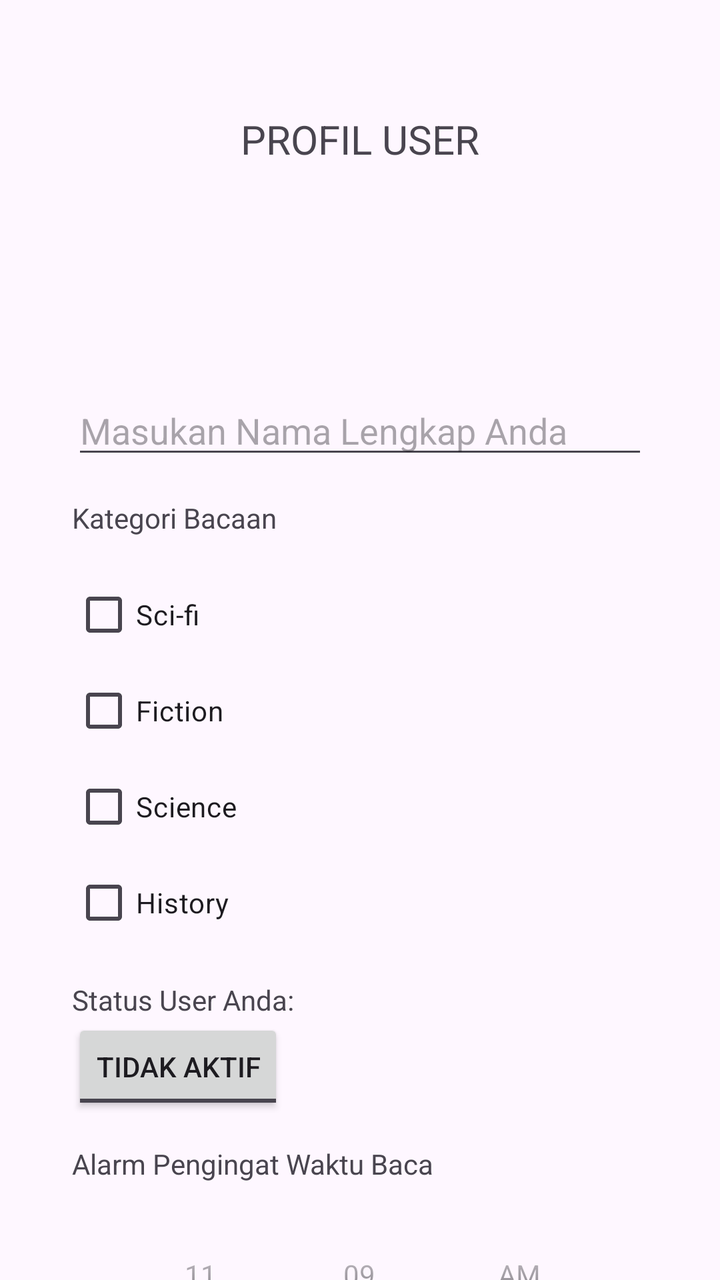
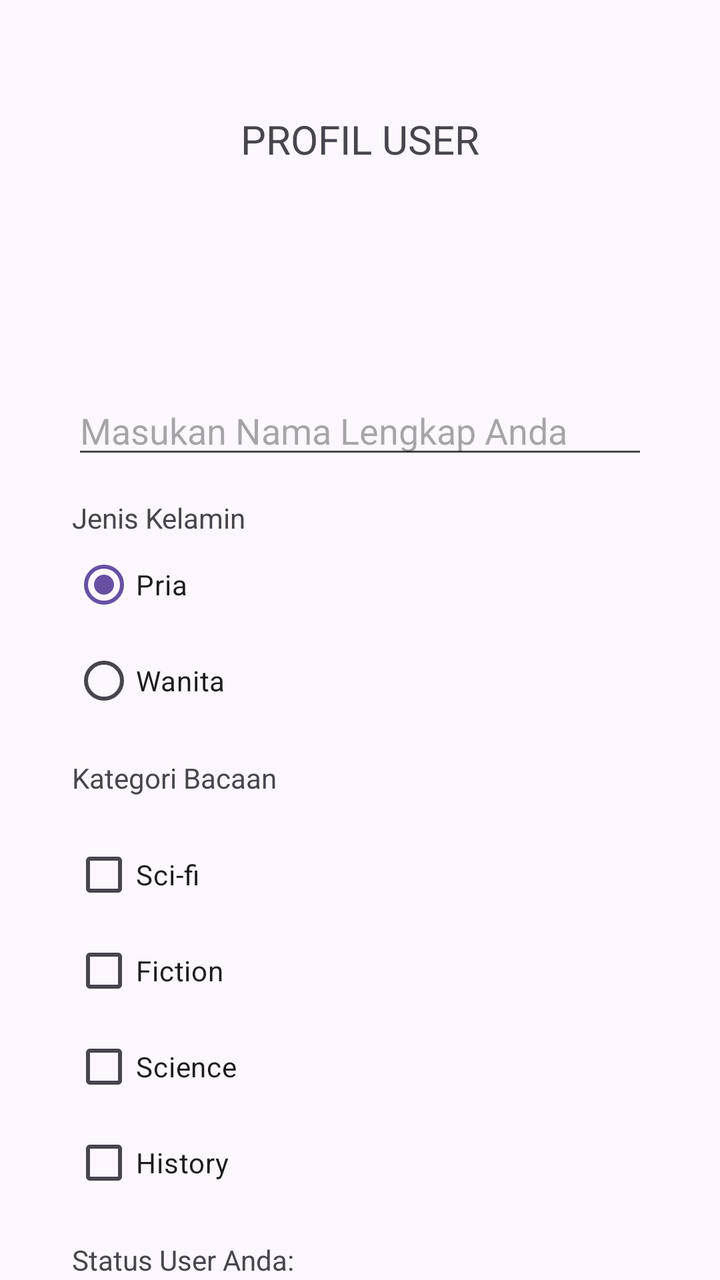

Before-and-after screenshots of an Android layout around one commit, followed by the original layout XML and the change that was made.
<!-- AndroidManifest.xml: application theme Theme.Litera -->
<!-- res/layout/fragment_profile.xml -->
<?xml version="1.0" encoding="utf-8"?>
<FrameLayout xmlns:android="http://schemas.android.com/apk/res/android"
    xmlns:tools="http://schemas.android.com/tools"
    android:layout_width="match_parent"
    android:layout_height="match_parent"
    xmlns:app="http://schemas.android.com/apk/res-auto"
    tools:context=".ProfileFragment"
    android:paddingTop="30dp"
    android:paddingHorizontal="20dp">

    <androidx.constraintlayout.widget.ConstraintLayout
        android:layout_width="match_parent"
        android:layout_height="match_parent">

        <ScrollView
            android:layout_width="match_parent"
            android:layout_height="match_parent"
            android:scrollbars="none"
            app:layout_constraintStart_toStartOf="parent"
            app:layout_constraintTop_toTopOf="parent">

            <LinearLayout
                android:layout_width="match_parent"
                android:layout_height="match_parent"
                android:orientation="vertical"
                android:padding="16dp">

                <TextView
                    android:id="@+id/label_profile"
                    android:layout_width="match_parent"
                    android:layout_height="wrap_content"
                    android:layout_marginTop="10dp"
                    android:text="PROFIL USER"
                    android:textAlignment="center"
                    android:textSize="20dp"
                    app:layout_constraintStart_toStartOf="parent"
                    app:layout_constraintTop_toTopOf="parent" />

                <ImageView
                    android:layout_width="100dp"
                    android:layout_height="100dp"
                    android:background="@mipmap/logo_litera_round"
                    android:layout_gravity="center"
                    />

                <EditText
                    android:id="@+id/nama_anda"
                    android:layout_width="match_parent"
                    android:layout_height="wrap_content"
                    android:layout_marginTop="10dp"
                    android:hint="Masukan Nama Lengkap Anda" />


                <TextView
                    android:layout_width="match_parent"
                    android:layout_height="wrap_content"
                    android:layout_marginTop="15dp"
                    android:text="Kategori Bacaan" />
                <CheckBox
                    android:id="@+id/scifi"
                    android:layout_width="wrap_content"
                    android:layout_height="wrap_content"
                    android:text="Sci-fi"
                    android:layout_marginTop="15dp" />
                <CheckBox
                    android:id="@+id/fiction"
                    android:layout_width="wrap_content"
                    android:layout_height="wrap_content"
                    android:text="Fiction" />

                <CheckBox
                    android:id="@+id/science"
                    android:layout_width="wrap_content"
                    android:layout_height="wrap_content"
                    android:text="Science" />

                <CheckBox
                    android:id="@+id/history"
                    android:layout_width="wrap_content"
                    android:layout_height="wrap_content"
                    android:text="History" />

                <TextView
                    android:layout_width="match_parent"
                    android:layout_height="wrap_content"
                    android:layout_marginTop="15dp"
                    android:text="Status User Anda:" />

                <ToggleButton
                    android:id="@+id/status_user"
                    android:layout_width="wrap_content"
                    android:layout_height="wrap_content"
                    android:textOff="Tidak Aktif"
                    android:textOn="Aktif" />

                <TextView
                    android:layout_width="match_parent"
                    android:layout_height="wrap_content"
                    android:layout_marginTop="15dp"
                    android:text="Alarm Pengingat Waktu Baca" />

                <TimePicker
                    android:id="@+id/alarm_waktu"
                    android:layout_width="match_parent"
                    android:layout_height="wrap_content"
                    android:timePickerMode="spinner"/>

                <TextView
                    android:layout_width="match_parent"
                    android:layout_height="wrap_content"
                    android:layout_marginTop="15dp"
                    android:text="Alarm Pengingat Hari Baca" />

                <DatePicker
                    android:id="@+id/alarm_hari"
                    android:layout_width="match_parent"
                    android:layout_height="wrap_content"
                    android:layout_marginLeft="25dp"
                    android:datePickerMode="calendar"/>

                <Button
                    android:id="@+id/submit"
                    android:layout_width="match_parent"
                    android:layout_height="wrap_content"
                    android:text="Submit"
                    android:textSize="20dp"
                    android:textColor="#FFFFFF"
                    android:backgroundTint="#198754"
                    android:layout_marginTop="10dp"
                    android:minHeight="40dp">
                </Button>

                <TextView
                    android:id="@+id/review"
                    android:layout_width="match_parent"
                    android:layout_height="wrap_content"
                    android:layout_marginTop="15dp"
                    android:textSize="15dp"
                    android:text="Review Nama Anda"/>


            </LinearLayout>
        </ScrollView>
    </androidx.constraintlayout.widget.ConstraintLayout>
</FrameLayout>
<!-- resources referenced by this layout -->
<resources>
  <!-- mipmap logo_litera_round (mipmap-anydpi-v26) -->
  <?xml version="1.0" encoding="utf-8"?>
  <adaptive-icon xmlns:android="http://schemas.android.com/apk/res/android">
      <background android:drawable="@color/logo_litera_background"/>
      <foreground android:drawable="@mipmap/logo_litera_foreground"/>
      <monochrome android:drawable="@mipmap/logo_litera_monochrome"/>
  </adaptive-icon>
  <style name="Theme.Litera" parent="Base.Theme.Litera" />
  <color name="logo_litera_background">#FFFFFF</color>
  <style name="Base.Theme.Litera" parent="Theme.Material3.DayNight.NoActionBar">
          
          
      </style>
</resources>

<!-- the commit's change to res/layout/fragment_profile.xml (unified diff, before → after) -->
@@ -50,6 +50,28 @@
                     android:layout_marginTop="10dp"
                     android:hint="Masukan Nama Lengkap Anda" />
 
+                <TextView
+                    android:layout_width="match_parent"
+                    android:layout_height="wrap_content"
+                    android:layout_marginTop="15dp"
+                    android:text="Jenis Kelamin" />
+
+                <RadioGroup
+                    android:id="@+id/jenis_kelamin"
+                    android:layout_width="wrap_content"
+                    android:layout_height="wrap_content"
+                    android:checkedButton="@+id/rbPria">
+                    <RadioButton
+                        android:id="@+id/rbPria"
+                        android:layout_width="wrap_content"
+                        android:layout_height="wrap_content"
+                        android:checked="true"
+                        android:text="Pria"/>
+                    <RadioButton
+                        android:layout_width="wrap_content"
+                        android:layout_height="wrap_content"
+                        android:text="Wanita"/>
+                </RadioGroup>
 
                 <TextView
                     android:layout_width="match_parent"
@@ -92,6 +114,17 @@
                     android:layout_height="wrap_content"
                     android:textOff="Tidak Aktif"
                     android:textOn="Aktif" />
+
+                <TextView
+                    android:layout_width="match_parent"
+                    android:layout_height="wrap_content"
+                    android:layout_marginTop="15dp"
+                    android:text="Status Baca Hari ini" />
+
+                <Switch
+                    android:id="@+id/status_baca"
+                    android:layout_width="wrap_content"
+                    android:layout_height="wrap_content"/>
 
                 <TextView
                     android:layout_width="match_parent"
